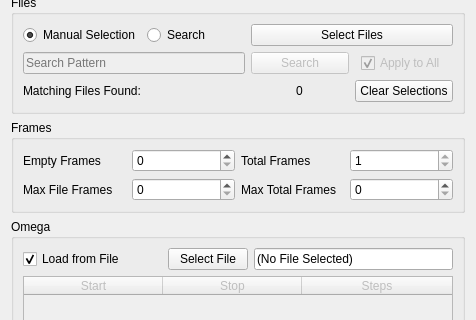
First picture: the form in hexrd/ui/resources/ui/image_stack_dialog.ui, repository HEXRD/hexrdgui, before the edit; both pictures show x 0 to 476 and y 141 to 461 of the 476 by 607 pixel window.
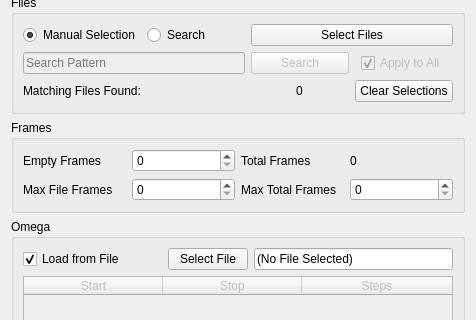
Second picture: the form after the edit.

Commit message:
Avoid confusion by displaying total files as text box
The original spin box gave the impression that the value could be edited when
that was not the case.

Patch:
```diff
--- a/hexrd/ui/resources/ui/image_stack_dialog.ui
+++ b/hexrd/ui/resources/ui/image_stack_dialog.ui
@@ -205,18 +205,9 @@
        </widget>
       </item>
       <item row="0" column="3">
-       <widget class="QSpinBox" name="total_frames">
-        <property name="enabled">
-         <bool>true</bool>
-        </property>
-        <property name="readOnly">
-         <bool>true</bool>
-        </property>
-        <property name="minimum">
-         <number>1</number>
-        </property>
-        <property name="maximum">
-         <number>1000000</number>
+       <widget class="QLabel" name="total_frames">
+        <property name="text">
+         <string>0</string>
         </property>
        </widget>
       </item>
```
Left out of the diff: 2 changed lines with no effect on the pictures. The commit also changes 1 other file.
